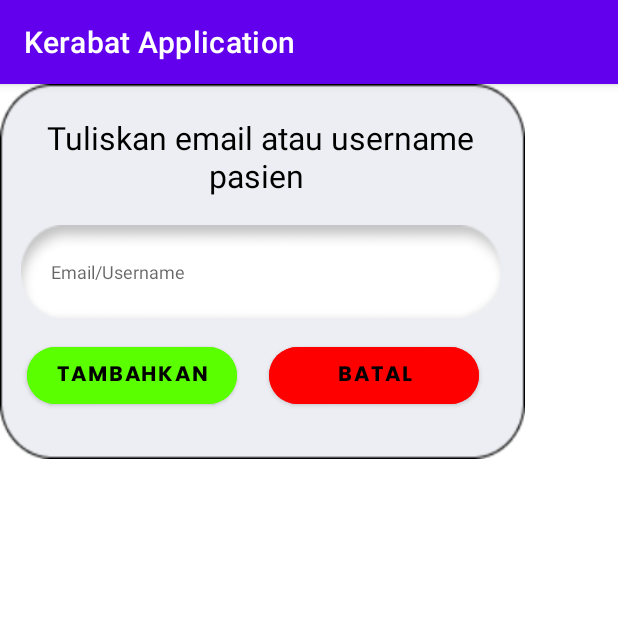
After one commit to MRafliS71/Kelompok-3_Mobile-Application-New-, an Android app: the TambahPasienPopUpActivity screen opened directly, with no data from a screen before it, on a phone screen of 412 x 824 dp, the top half of it. The commit adds this screen. Run offline under Robolectric (Android 15) with nearby library versions, the phone set to English and light mode, and no system bars.

Commit message:
Ghiyats 1.8
1. POP UP TAMBAHKAN PASIEN
2. POP UP TAMBAHKAN PESAN

```diff
--- a/KerabatApplication/app/src/main/java/com/kelompok3/fallhuge/ClassPasien.java
+++ b/KerabatApplication/app/src/main/java/com/kelompok3/fallhuge/ClassPasien.java
@@ -5,14 +5,17 @@ public class ClassPasien {
     String namePasien;
 
     public ClassPasien(String namePasien) {
+
         this.namePasien = namePasien;
     }
 
     public String getNamePasien() {
+
         return namePasien;
     }
 
     public void setNamePasien(String namePasien) {
+
         this.namePasien = namePasien;
     }
 }
--- /dev/null
+++ b/KerabatApplication/app/src/main/java/com/kelompok3/fallhuge/TambahPasienPopUpActivity.java
@@ -0,0 +1,33 @@
+package com.kelompok3.fallhuge;
+
+import androidx.appcompat.app.AppCompatActivity;
+
+import android.os.Bundle;
+import android.view.View;
+import android.widget.Button;
+import android.widget.Toast;
+
+public class TambahPasienPopUpActivity extends AppCompatActivity {
+
+    @Override
+    protected void onCreate(Bundle savedInstanceState) {
+        super.onCreate(savedInstanceState);
+        setContentView(R.layout.activity_tambah_pasien_pop_up);
+
+        Button tambahkanButton = findViewById(R.id.tambahkanpasien_button);
+        tambahkanButton.setOnClickListener(new View.OnClickListener() {
+            @Override
+            public void onClick(View view) {
+                Toast.makeText(getApplicationContext(), "Pasien berhasil ditambahkan", Toast.LENGTH_SHORT).show();
+                onBackPressed();
+            }
+        });
+        Button batalkanButton = findViewById(R.id.batal_button);
+        batalkanButton.setOnClickListener(new View.OnClickListener() {
+            @Override
+            public void onClick(View view) {
+                onBackPressed();
+            }
+        });
+    }
+}
--- /dev/null
+++ b/KerabatApplication/app/src/main/res/layout/activity_tambah_pasien_pop_up.xml
@@ -0,0 +1,73 @@
+<?xml version="1.0" encoding="utf-8"?>
+    <androidx.constraintlayout.widget.ConstraintLayout xmlns:android="http://schemas.android.com/apk/res/android"
+        xmlns:app="http://schemas.android.com/apk/res-auto"
+        xmlns:tools="http://schemas.android.com/tools"
+        android:layout_width="350dp"
+        android:layout_height="250dp"
+        android:background="@drawable/rectangle_15"
+        tools:context=".TambahPasienPopUpActivity">
+
+    <TextView
+        android:id="@+id/textView26"
+        android:layout_width="331dp"
+        android:layout_height="210dp"
+        android:text="Tuliskan email atau username pasien "
+        android:textAlignment="center"
+        android:textColor="@color/black"
+        android:textSize="21dp"
+        app:layout_constraintBottom_toBottomOf="parent"
+        app:layout_constraintEnd_toEndOf="parent"
+        app:layout_constraintHorizontal_bias="0.444"
+        app:layout_constraintStart_toStartOf="parent"
+        app:layout_constraintTop_toTopOf="parent"
+        app:layout_constraintVertical_bias="0.526" />
+
+    <com.google.android.material.textfield.TextInputEditText
+        android:id="@+id/editTextTextFirstname"
+        android:layout_width="320dp"
+        android:layout_height="62dp"
+        android:background="@drawable/form1"
+        android:ems="10"
+        android:hint="Email/Username"
+        android:inputType="textPersonName|text|textEmailAddress"
+        android:paddingLeft="20dp"
+        android:textSize="12sp"
+        app:layout_constraintBottom_toBottomOf="@+id/textView26"
+        app:layout_constraintEnd_toEndOf="@+id/textView26"
+        app:layout_constraintHorizontal_bias="0.545"
+        app:layout_constraintStart_toStartOf="@+id/textView26"
+        app:layout_constraintTop_toTopOf="@+id/textView26"
+        app:layout_constraintVertical_bias="0.493" />
+
+    <Button
+        android:id="@+id/tambahkanpasien_button"
+        android:layout_width="140dp"
+        android:layout_height="50dp"
+        android:backgroundTint="#5AFF00"
+        android:fontFamily="@font/poppins_bold"
+        android:text="tambahkan"
+        android:textColor="@color/black"
+        app:cornerRadius="25dp"
+        app:layout_constraintBottom_toBottomOf="@+id/textView26"
+        app:layout_constraintEnd_toStartOf="@+id/batal_button"
+        app:layout_constraintHorizontal_bias="0.322"
+        app:layout_constraintStart_toStartOf="@+id/textView26"
+        app:layout_constraintTop_toTopOf="@+id/textView26"
+        app:layout_constraintVertical_bias="0.926" />
+
+    <Button
+        android:id="@+id/batal_button"
+        android:layout_width="140dp"
+        android:layout_height="50dp"
+        android:layout_marginEnd="20dp"
+        android:backgroundTint="#FF0000"
+        android:fontFamily="@font/poppins_bold"
+        android:text="BATAL"
+        android:textColor="@color/black"
+        app:cornerRadius="25dp"
+        app:layout_constraintBottom_toBottomOf="@+id/textView26"
+        app:layout_constraintEnd_toEndOf="@+id/textView26"
+        app:layout_constraintTop_toTopOf="@+id/textView26"
+        app:layout_constraintVertical_bias="0.926" />
+
+</androidx.constraintlayout.widget.ConstraintLayout>
```
Also changed, not shown: KerabatApplication/app/src/main/AndroidManifest.xml (+7 -0 lines), KerabatApplication/app/src/main/java/com/kelompok3/fallhuge/PasienPageActivity.java (+11 -3 lines), KerabatApplication/app/src/main/res/layout/activity_pasien_page.xml (+5 -11 lines), PasienApplication/app/src/main/AndroidManifest.xml (+11 -4 lines), PasienApplication/app/src/main/java/com/kelompok3/fallhuge/MedicalRecordPopUpActivity.java (+2 -5 lines), PasienApplication/app/src/main/java/com/kelompok3/fallhuge/MessagePageActivity.java (+15 -0 lines), PasienApplication/app/src/main/java/com/kelompok3/fallhuge/TambahPesanPopUpActivity.java (added, +33 -0 lines), PasienApplication/app/src/main/res/layout/activity_kerabat_patient_page.xml (+4 -10 lines), PasienApplication/app/src/main/res/layout/activity_message_page.xml (+12 -17 lines), PasienApplication/app/src/main/res/layout/activity_tambah_pesan_pop_up.xml (added, +73 -0 lines).
